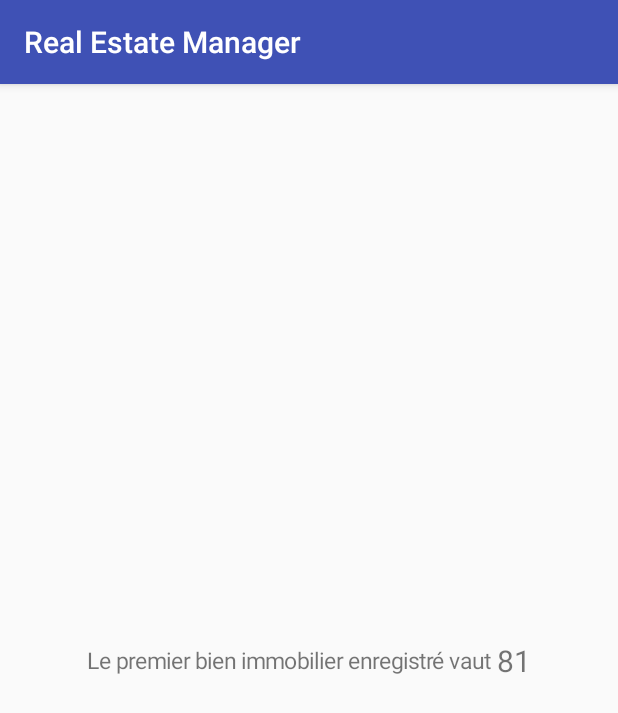
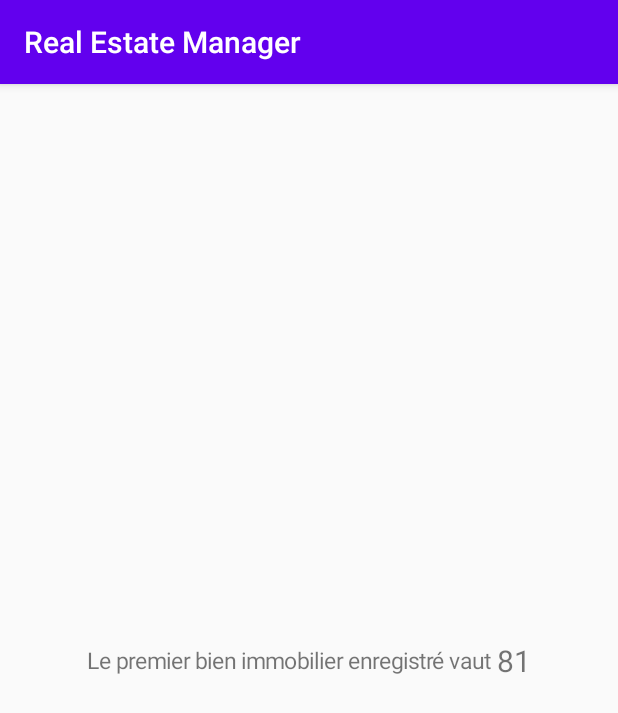
Before and after one commit to zavekl/RealEstateManagerP9, an Android app: the screen it shows after launch (MainActivity), on a phone screen of 412 x 824 dp. Shown: the top 713 px of the screen. Run offline under Robolectric (Android 15) with nearby library versions, the phone set to English and light mode, and no system bars.

Commit message:
Select another colors

```diff
--- a/app/src/main/res/values/colors.xml
+++ b/app/src/main/res/values/colors.xml
@@ -1,6 +1,8 @@
 <?xml version="1.0" encoding="utf-8"?>
 <resources>
-    <color name="colorPrimary">#3F51B5</color>
-    <color name="colorPrimaryDark">#303F9F</color>
-    <color name="colorAccent">#FF4081</color>
+    <color name="colorPrimary">#6200EE</color>
+    <color name="colorPrimaryVariant">#3700B3</color>
+    <color name="colorSecondary">#03DAC5</color>
+    <color name="colorSecondaryVariant">#018786</color>
+
 </resources>
```
